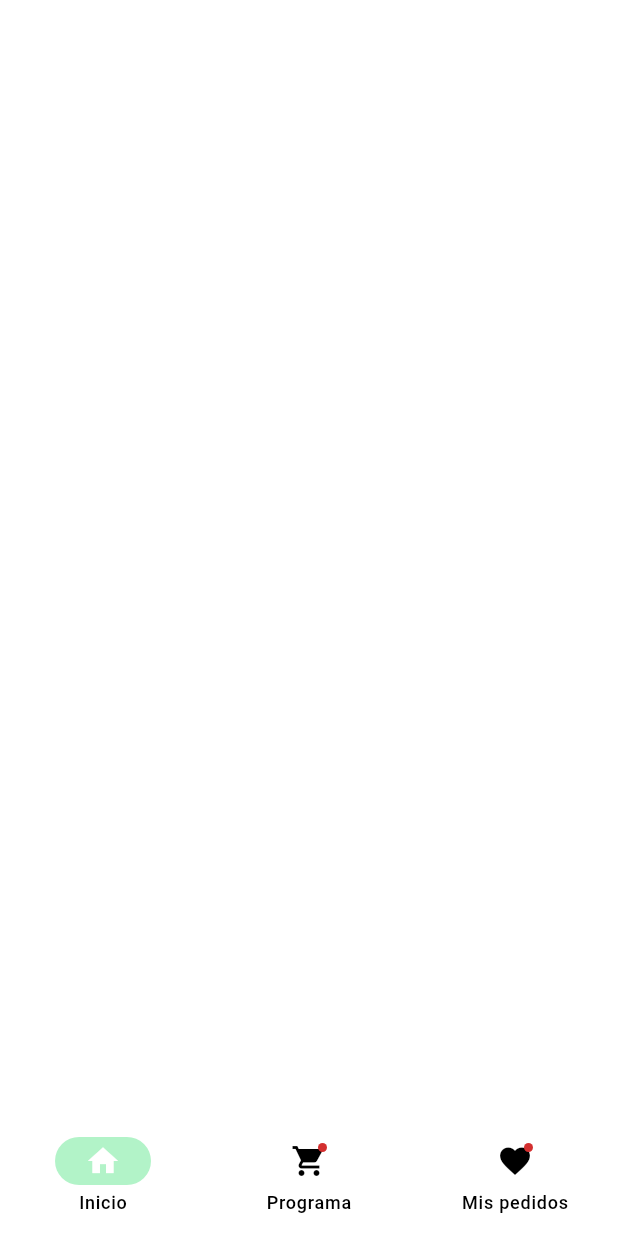
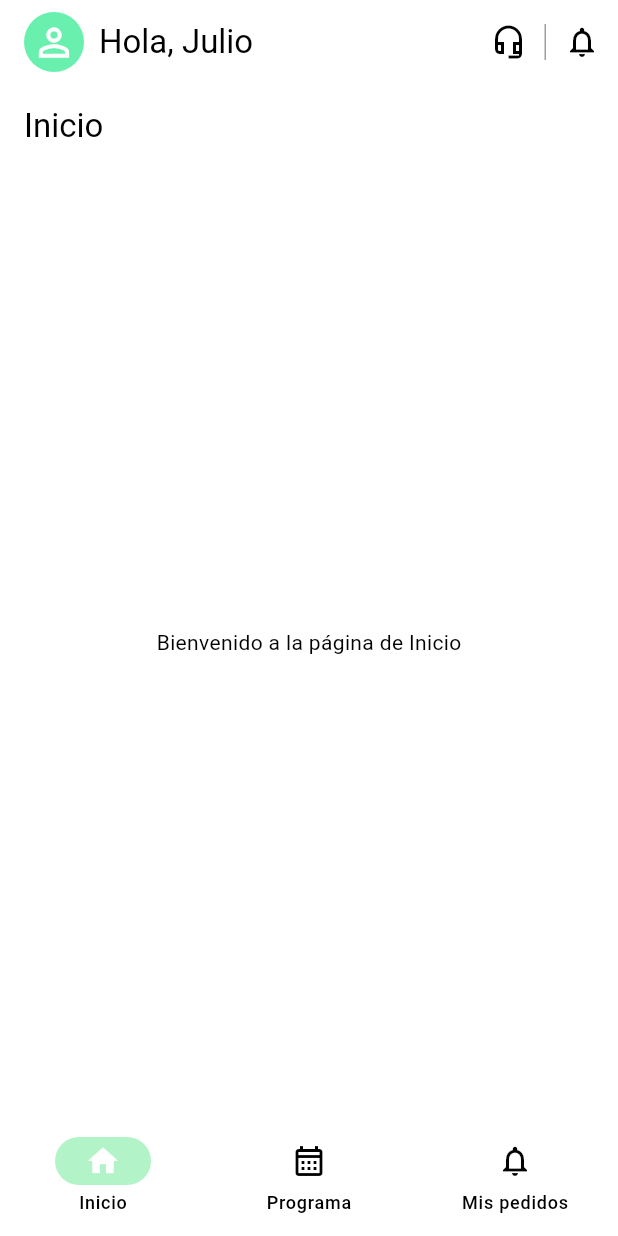
Before and after one commit to Julio-Pineda-Namebot/proyectFitlunch, a Flutter app: the NavigationExample screen opened directly, on a phone screen of 412 x 824 dp. Run offline on Flutter 3.47's test engine with Material 3 defaults, Android fonts, the phone set to English and light mode, and no system bars; our stand-ins replace flutter_login, font_awesome_flutter.

Commit message:
Modica nuevos apartados visuales

```diff
--- a/lib/Navigation_bar.dart
+++ b/lib/Navigation_bar.dart
@@ -1,4 +1,8 @@
 import 'package:flutter/material.dart';
+import 'package:fitlunch/page/inicio_page.dart';
+import 'package:fitlunch/page/programa_page.dart';
+import 'package:fitlunch/page/mispedidos_page.dart';
+import 'package:fitlunch/page/page_appbar/user_page.dart';
 
 void main() => runApp(const NavigationBarApp());
 
@@ -27,6 +31,50 @@ class _NavigationExampleState extends State<NavigationExample> {
   @override
   Widget build(BuildContext context) {
     return Scaffold(
+      appBar: AppBar(
+        title: Row(
+          children: [
+            GestureDetector(
+              onTap: () {
+                Navigator.push(
+                  context,
+                  MaterialPageRoute(builder: (context) => const EditarUsuarioPage()),
+                );
+              },
+              child: const CircleAvatar(
+                backgroundColor: Colors.greenAccent,
+                child: Icon(Icons.person_outline, color: Colors.white, size: 30),
+              ),
+            ),
+            const SizedBox(width: 10),
+            const Text('Hola, Julio', style: TextStyle(color: Colors.black)),
+          ],
+        ),
+        backgroundColor: Colors.white,
+        actions: <Widget>[
+          IconButton(
+            icon: const Icon(Icons.headset_mic_outlined),
+            tooltip: 'Soporte',
+            onPressed: () {
+              // Acción de soporte
+            },
+            color: Colors.black,
+          ),
+          Container(
+            height: 24,
+            width: 1,
+            color: Colors.grey,
+          ),
+          IconButton(
+            icon: const Icon(Icons.notifications_none_outlined),
+            tooltip: 'Notificaciones',
+            onPressed: () {
+              // Acción de notificaciones
+            },
+            color: Colors.black,
+          ),
+        ],
+      ),
       bottomNavigationBar: NavigationBar(
         onDestinationSelected: (int index) {
           setState(() {
@@ -42,15 +90,22 @@ class _NavigationExampleState extends State<NavigationExample> {
             label: 'Inicio',
           ),
           NavigationDestination(
-            icon: Badge(child: Icon(Icons.shopping_cart)),
+            selectedIcon: Icon(Icons.calendar_month),
+            icon: Icon(Icons.calendar_month_outlined),
             label: 'Programa',
           ),
           NavigationDestination(
-            icon: Badge(child: Icon(Icons.favorite)),
+            selectedIcon: Icon(Icons.notifications),
+            icon: Icon(Icons.notifications_outlined),
             label: 'Mis pedidos',
           ),
         ],
       ),
+      body: <Widget>[
+        const InicioPage(),
+        const ProgramaPage(),
+        const MisPedidosPage(),
+      ][currentPageIndex],
     );
   }
 }
--- a/lib/login_screen.dart
+++ b/lib/login_screen.dart
@@ -1,6 +1,6 @@
 import 'package:flutter/material.dart';
 import 'package:flutter_login/flutter_login.dart';
-import 'navigation_Bar.dart';
+import 'package:fitlunch/navigation_bar.dart';
 import 'package:font_awesome_flutter/font_awesome_flutter.dart';
 
 const users = {
--- /dev/null
+++ b/lib/page/inicio_page.dart
@@ -0,0 +1,17 @@
+import 'package:flutter/material.dart';
+
+class InicioPage extends StatelessWidget {
+  const InicioPage({Key? key}) : super(key: key);
+
+  @override
+  Widget build(BuildContext context) {
+    return Scaffold(
+      appBar: AppBar(
+        title: const Text('Inicio'),
+      ),
+      body: const Center(
+        child: Text('Bienvenido a la página de Inicio'),
+      ),
+    );
+  }
+}
```
Also changed, not shown: lib/page/mispedidos_page.dart (added, +17 -0 lines), lib/page/page_appbar/user_page.dart (added, +17 -0 lines), lib/page/programa_page.dart (added, +17 -0 lines), lib/page/page_appbar/support_page.dart (added).
